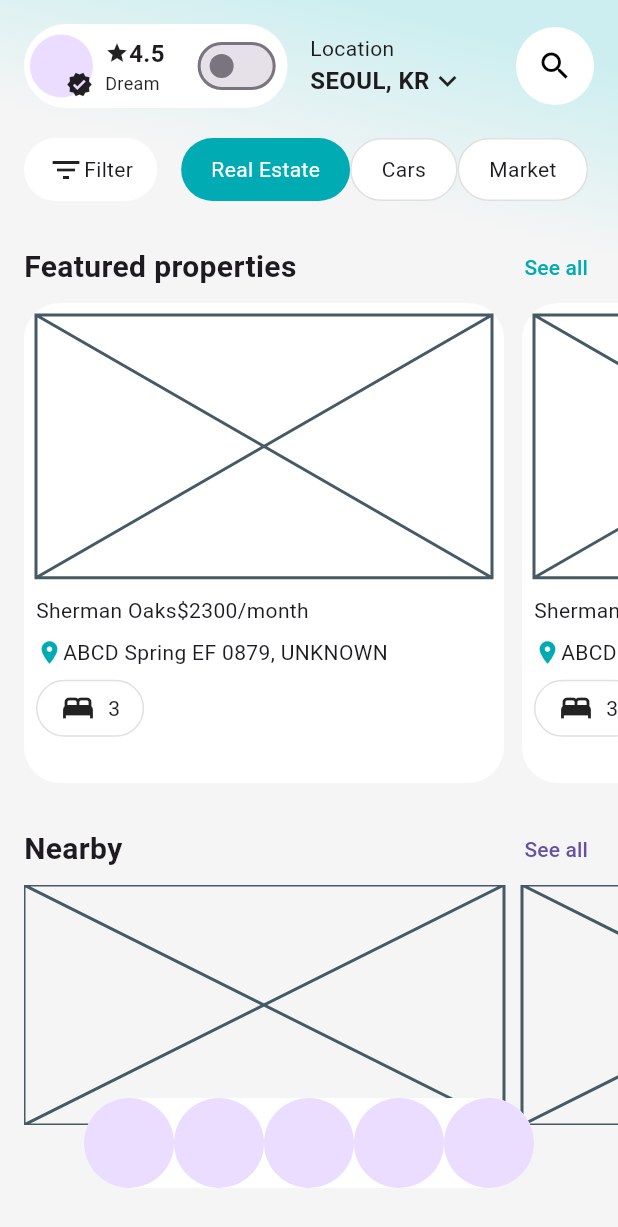
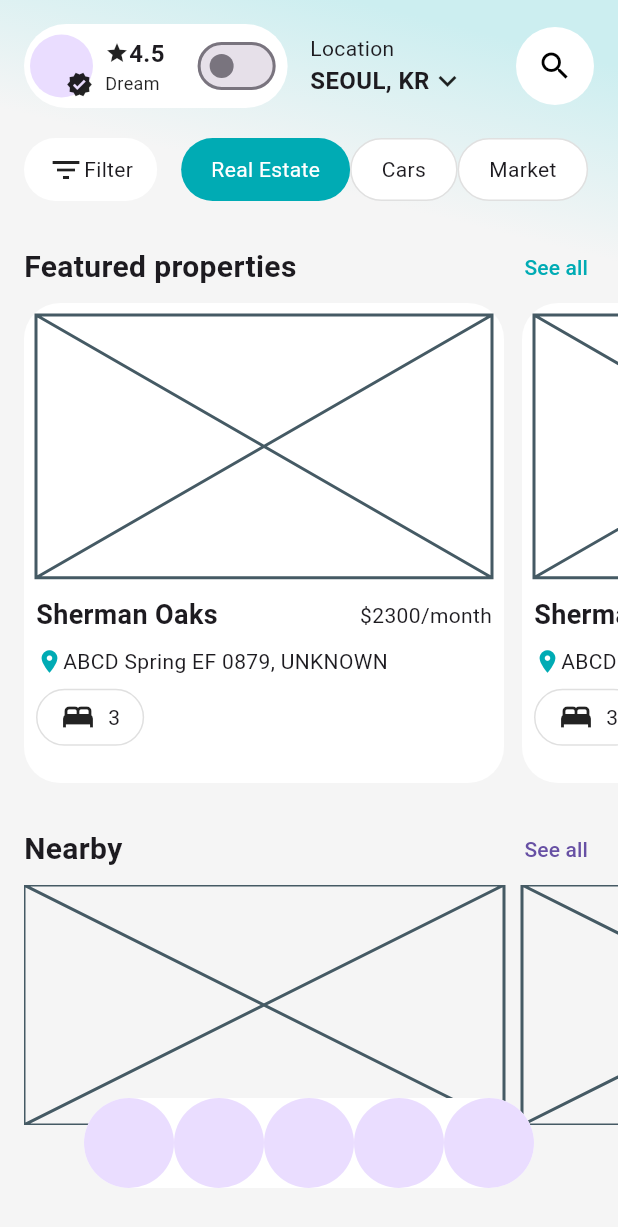
Before and after one commit to JAICHANGPARK/flutter_notebook_chapter_49, a Flutter app: the RealEstateHomePage screen opened directly, on a phone screen of 412 x 824 dp. Shown: the top 1227 px of the screen. Run offline on Flutter 3.47's test engine with Material 3 defaults, Android fonts, the phone set to English and light mode, and no system bars; our stand-ins replace dots_indicator, gap, google_fonts.

Commit message:
Update real_estate_home_page.dart

```diff
--- a/lib/ep2472_real_estate_app/ui/real_estate_home_page.dart
+++ b/lib/ep2472_real_estate_app/ui/real_estate_home_page.dart
@@ -265,7 +265,14 @@ class _RealEstateHomePageState extends State<RealEstateHomePage> {
                                         children: [
                                           Row(
                                             children: [
-                                              Text("Sherman Oaks"),
+                                              Text(
+                                                "Sherman Oaks",
+                                                style: TextStyle(
+                                                  fontWeight: FontWeight.bold,
+                                                  fontSize: 18,
+                                                ),
+                                              ),
+                                              Spacer(),
                                               Text("\$2300"),
                                               Text("/month"),
                                             ],
```
